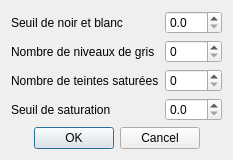
Before: the Qt Designer form interfaces/FenetreParametresConversion.ui in lovehina13/NumerisationDeCourbes, drawn with Qt 5.
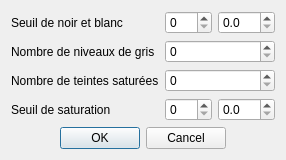
After: the same form once the commit is applied.

Commit message: Implémentation des classes Image, ParametresConversion, ParametresRecherche, FenetreParametresConversion et FenetreParametresRecherche et des éléments Outils (non terminés).

What changed in the file:
```diff
--- a/interfaces/FenetreParametresConversion.ui
+++ b/interfaces/FenetreParametresConversion.ui
@@ -6,7 +6,7 @@
    <rect>
     <x>0</x>
     <y>0</y>
-    <width>210</width>
+    <width>259</width>
     <height>145</height>
    </rect>
   </property>
@@ -22,7 +22,14 @@
     </widget>
    </item>
    <item row="0" column="1">
-    <widget class="QDoubleSpinBox" name="doubleSpinBoxSeuilNoirEtBlanc">
+    <widget class="QSpinBox" name="spinBoxSeuilNoirEtBlanc">
+     <property name="maximum">
+      <number>100</number>
+     </property>
+    </widget>
+   </item>
+   <item row="0" column="2">
+    <widget class="QDoubleSpinBox" name="doubleSpinBoxSeuilNoirEtBlancFacteur">
      <property name="decimals">
       <number>1</number>
      </property>
@@ -35,7 +42,7 @@
      </property>
     </widget>
    </item>
-   <item row="1" column="1">
+   <item row="1" column="1" colspan="2">
     <widget class="QSpinBox" name="spinBoxNombreNiveauxDeGris"/>
    </item>
    <item row="2" column="0">
@@ -45,7 +52,7 @@
      </property>
     </widget>
    </item>
-   <item row="2" column="1">
+   <item row="2" column="1" colspan="2">
     <widget class="QSpinBox" name="spinBoxNombreTeintesSaturees"/>
    </item>
    <item row="3" column="0">
@@ -56,13 +63,20 @@
     </widget>
    </item>
    <item row="3" column="1">
-    <widget class="QDoubleSpinBox" name="doubleSpinBoxSeuilSaturation">
+    <widget class="QSpinBox" name="spinBoxSeuilSaturation">
+     <property name="maximum">
+      <number>100</number>
+     </property>
+    </widget>
+   </item>
+   <item row="3" column="2">
+    <widget class="QDoubleSpinBox" name="doubleSpinBoxSeuilSaturationFacteur">
      <property name="decimals">
       <number>1</number>
      </property>
     </widget>
    </item>
-   <item row="4" column="0" colspan="2">
+   <item row="4" column="0" colspan="3">
     <widget class="QDialogButtonBox" name="buttonBox">
      <property name="standardButtons">
       <set>QDialogButtonBox::Cancel|QDialogButtonBox::Ok</set>
```
The commit also changes 9 other files.
